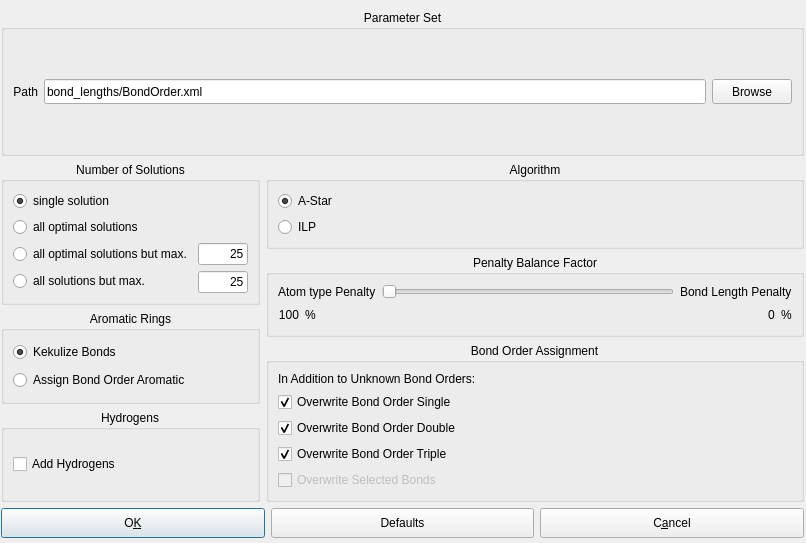
BALL-Project/ball, file source/VIEW/DIALOGS/assignBondOrderConfigurationDialog.ui: the form before one commit.
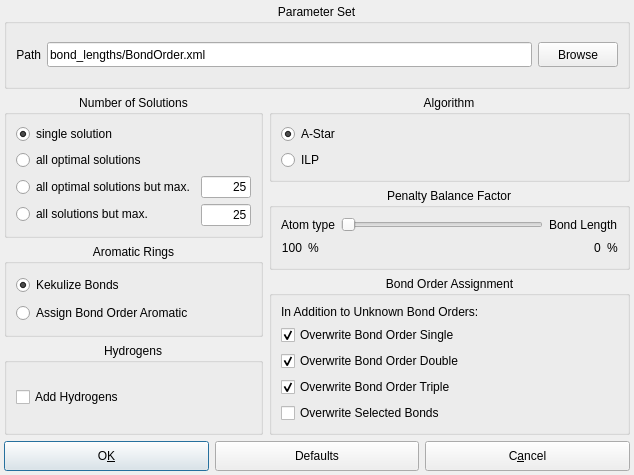
The form after the commit.

Commit message: Some changes to the bond order assignment configuration dialog.

Diff of the .ui file:
```diff
--- a/source/VIEW/DIALOGS/assignBondOrderConfigurationDialog.ui
+++ b/source/VIEW/DIALOGS/assignBondOrderConfigurationDialog.ui
@@ -5,8 +5,8 @@
    <rect>
     <x>0</x>
     <y>0</y>
-    <width>806</width>
-    <height>543</height>
+    <width>634</width>
+    <height>475</height>
    </rect>
   </property>
   <property name="sizePolicy" >
@@ -32,23 +32,14 @@
   <property name="windowTitle" >
    <string>Assign Bond Order Options</string>
   </property>
-  <widget class="QWidget" name="layoutWidget" >
-   <property name="geometry" >
-    <rect>
-     <x>1</x>
-     <y>10</y>
-     <width>803</width>
-     <height>528</height>
-    </rect>
-   </property>
-   <layout class="QVBoxLayout" >
+  <layout class="QGridLayout" >
     <property name="margin" >
-     <number>0</number>
+    <number>4</number>
     </property>
     <property name="spacing" >
      <number>6</number>
     </property>
-    <item>
+   <item row="0" column="0" >
      <widget class="QGroupBox" name="groupBox12" >
       <property name="title" >
        <string>Parameter Set</string>
@@ -56,47 +47,39 @@
       <property name="alignment" >
        <set>Qt::AlignHCenter</set>
       </property>
-      <layout class="QHBoxLayout" >
+     <layout class="QGridLayout" >
        <property name="margin" >
         <number>9</number>
        </property>
        <property name="spacing" >
         <number>6</number>
        </property>
-       <item>
-        <widget class="QLabel" name="Label_10" >
-         <property name="sizePolicy" >
-          <sizepolicy>
-           <hsizetype>5</hsizetype>
-           <vsizetype>1</vsizetype>
-           <horstretch>0</horstretch>
-           <verstretch>0</verstretch>
-          </sizepolicy>
+      <item row="0" column="2" >
+       <widget class="QPushButton" name="browse_button" >
+        <property name="enabled" >
+         <bool>true</bool>
          </property>
          <property name="minimumSize" >
           <size>
-           <width>0</width>
+          <width>50</width>
            <height>25</height>
           </size>
          </property>
          <property name="focusPolicy" >
-          <enum>Qt::NoFocus</enum>
-         </property>
-         <property name="lineWidth" >
-          <number>1</number>
+         <enum>Qt::TabFocus</enum>
+        </property>
+        <property name="toolTip" >
+         <string>Browse your computer for amber file</string>
          </property>
          <property name="text" >
-          <string>Path</string>
-         </property>
-         <property name="textFormat" >
-          <enum>Qt::AutoText</enum>
-         </property>
-         <property name="alignment" >
-          <set>Qt::AlignRight|Qt::AlignTrailing|Qt::AlignVCenter</set>
+         <string>Browse</string>
+        </property>
+        <property name="autoDefault" >
+         <bool>true</bool>
          </property>
         </widget>
        </item>
-       <item>
+      <item row="0" column="1" >
         <widget class="QLineEdit" name="parameter_file_edit" >
          <property name="minimumSize" >
           <size>
@@ -124,43 +107,51 @@
          </property>
         </widget>
        </item>
-       <item>
-        <widget class="QPushButton" name="browse_button" >
-         <property name="enabled" >
-          <bool>true</bool>
+      <item row="0" column="0" >
+       <widget class="QLabel" name="Label_10" >
+        <property name="sizePolicy" >
+         <sizepolicy>
+          <hsizetype>5</hsizetype>
+          <vsizetype>1</vsizetype>
+          <horstretch>0</horstretch>
+          <verstretch>0</verstretch>
+         </sizepolicy>
          </property>
          <property name="minimumSize" >
           <size>
-           <width>50</width>
+          <width>0</width>
            <height>25</height>
           </size>
          </property>
          <property name="focusPolicy" >
-          <enum>Qt::TabFocus</enum>
-         </property>
-         <property name="toolTip" >
-          <string>Browse your computer for amber file</string>
+         <enum>Qt::NoFocus</enum>
+        </property>
+        <property name="lineWidth" >
+         <number>1</number>
          </property>
          <property name="text" >
-          <string>Browse</string>
-         </property>
-         <property name="autoDefault" >
-          <bool>true</bool>
+         <string>Path</string>
+        </property>
+        <property name="textFormat" >
+         <enum>Qt::AutoText</enum>
+        </property>
+        <property name="alignment" >
+         <set>Qt::AlignRight|Qt::AlignTrailing|Qt::AlignVCenter</set>
          </property>
         </widget>
        </item>
       </layout>
      </widget>
     </item>
-    <item>
-     <layout class="QHBoxLayout" >
+   <item row="1" column="0" >
+    <layout class="QGridLayout" >
       <property name="margin" >
        <number>0</number>
       </property>
       <property name="spacing" >
        <number>6</number>
       </property>
-      <item>
+     <item row="0" column="0" >
        <layout class="QVBoxLayout" >
         <property name="margin" >
          <number>0</number>
@@ -424,7 +415,7 @@
         </item>
        </layout>
       </item>
-      <item>
+     <item row="0" column="1" >
        <layout class="QVBoxLayout" >
         <property name="margin" >
          <number>0</number>
@@ -516,7 +507,7 @@
                   <bool>false</bool>
                  </property>
                  <property name="text" >
-                  <string>Atom type Penalty</string>
+                 <string>Atom type</string>
                  </property>
                 </widget>
                </item>
@@ -542,7 +533,7 @@
                   <bool>false</bool>
                  </property>
                  <property name="text" >
-                  <string>Bond Length Penalty</string>
+                 <string>Bond Length</string>
                  </property>
                 </widget>
                </item>
@@ -676,7 +667,7 @@
            <item row="4" column="0" >
             <widget class="QCheckBox" name="overwrite_selected_bonds_box" >
              <property name="enabled" >
-              <bool>false</bool>
+             <bool>true</bool>
              </property>
              <property name="text" >
               <string>Overwrite Selected Bonds</string>
@@ -700,7 +691,7 @@
       </item>
      </layout>
     </item>
-    <item>
+   <item row="2" column="0" >
      <layout class="QGridLayout" >
       <property name="margin" >
        <number>0</number>
@@ -795,7 +786,6 @@
      </layout>
     </item>
    </layout>
-  </widget>
  </widget>
  <layoutdefault spacing="6" margin="11" />
  <tabstops>
```
Lines whose indentation alone changed are shown as unchanged.
